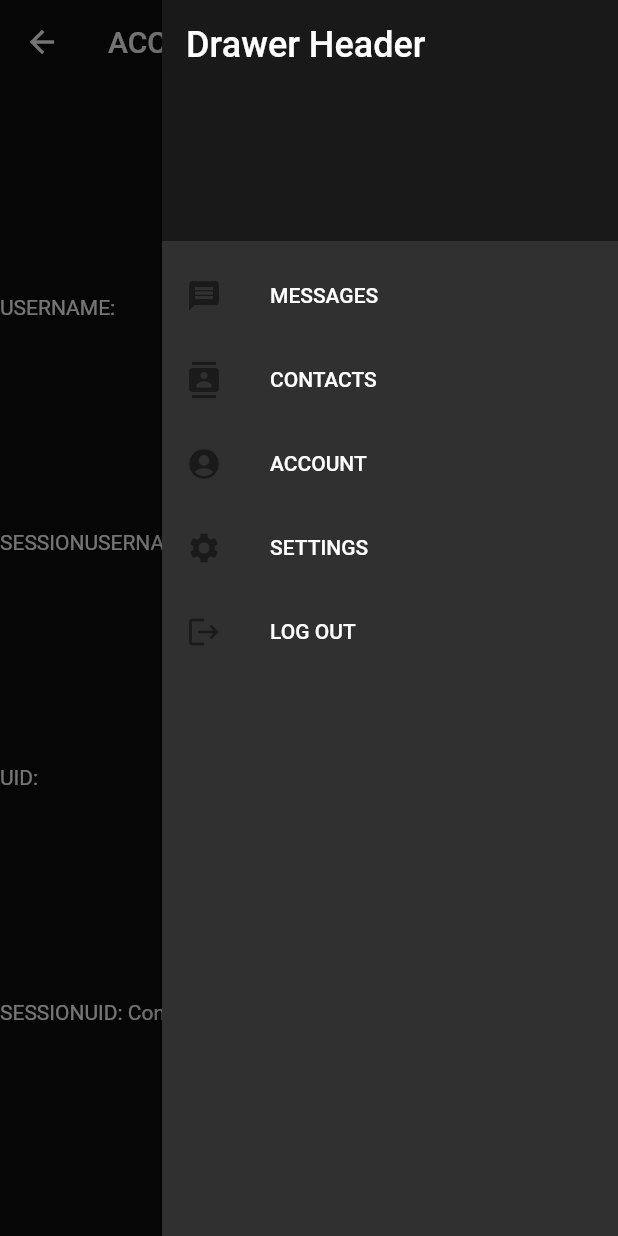
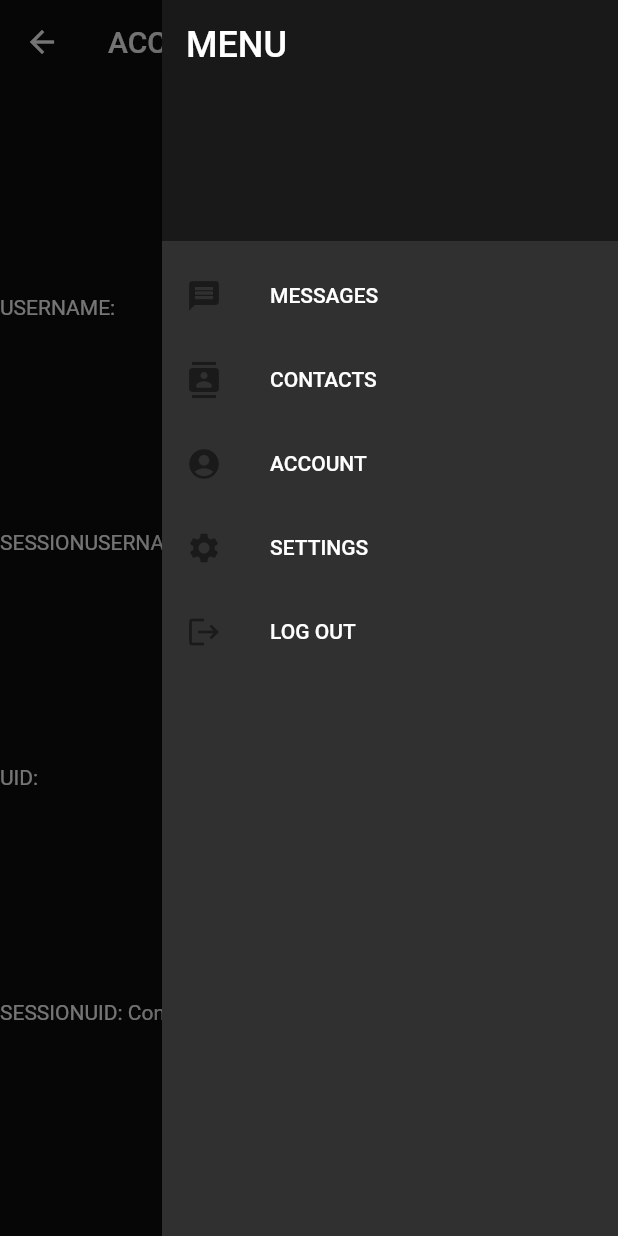
Before and after one commit to kaciyn/aulare, a Flutter app: the AccountPage screen opened by its route, with the side drawer open, on a phone screen of 412 x 824 dp. Run offline on Flutter 3.47's test engine with Material 2 defaults, Android fonts, the phone set to English and light mode, and no system bars; our stand-ins replace bloc, cloud_firestore, equatable, file_picker, firebase_auth, firebase_core and 6 more; missing offline and left inert: rubber; accounts and stored records are empty.

```diff
--- a/lib/components/menu_drawer.dart
+++ b/lib/components/menu_drawer.dart
@@ -24,7 +24,7 @@ class MenuDrawer extends StatelessWidget {
                 color: darkTheme.primaryColor,
               ),
               child: const Text(
-                'Drawer Header',
+                'MENU',
                 style: TextStyle(
                   color: Colors.white,
                   fontSize: 24,
--- a/lib/views/messaging/components/message_list.dart
+++ b/lib/views/messaging/components/message_list.dart
@@ -29,7 +29,8 @@ class _MessageListState extends State<MessageList> {
       final maxScroll = listScrollController.position.maxScrollExtent;
       final currentScroll = listScrollController.position.pixels;
       if (maxScroll == currentScroll) {
-        BlocProvider.of<MessagingBloc>(context)
+        context
+            .read<MessagingBloc>()
             .add(FetchPreviousMessages(conversation, messages!.last));
       }
     });
@@ -42,7 +43,7 @@ class _MessageListState extends State<MessageList> {
       print(state);
       if (state is MessagesFetched) {
         print('Received Messages');
-        if (state.username == conversation.username) {
+        if (state.username == conversation.contactUsername) {
           print(state.messages!.length);
           print(state.isPrevious);
           if (state.isPrevious) {
--- a/lib/views/messaging/components/messaging_page_slide.dart
+++ b/lib/views/messaging/components/messaging_page_slide.dart
@@ -55,7 +55,7 @@ class _ConversationPageSlideState extends State<ConversationPageSlide>
                     isFirstLaunch = false;
                     for (var i = 0; i < conversationList!.length; i++) {
                       if (startContact!.username ==
-                          conversationList![i].username) {
+                          conversationList![i].contactUsername) {
                         BlocProvider.of<MessagingBloc>(context)
                             .add(ScrollPage(i, conversationList![i]));
                         pageController.jumpToPage(i);
--- a/lib/views/messaging/messaging_page.dart
+++ b/lib/views/messaging/messaging_page.dart
@@ -25,8 +25,7 @@ class MessagingPage extends StatelessWidget {
   Widget build(BuildContext context) {
     return Scaffold(
         appBar: AppBar(
-          title: Text(conversation.username ),
-          //IDEALLY PASS IN NAME OF CONTACT?
+          title: Text(conversation.contactUsername ),
           backgroundColor: const Color(0xff0D0D0D),
           elevation: 0,
         ),
--- a/lib/views/messaging/models/conversation.dart
+++ b/lib/views/messaging/models/conversation.dart
@@ -1,10 +1,11 @@
 class Conversation {
-  Conversation(this.username, this.conversationId);
+  Conversation(this.contactUsername, this.conversationId);
 
   @override
-  String toString() => '{ username= $username, chatId = $conversationId}';
+  String toString() =>
+      '{ username= $contactUsername, chatId = $conversationId}';
 
-  String username;
+  String contactUsername;
   String? conversationId;
 }
 // i really don't see why this a different thing than conversation
```
Also changed, not shown: lib/app.dart (+6 -4 lines), lib/views/messaging/bloc/messaging_bloc.dart (+6 -19 lines), lib/views/messaging/components/message_input.dart (+6 -4 lines), lib/views/messaging/messages.dart (+6 -4 lines).
